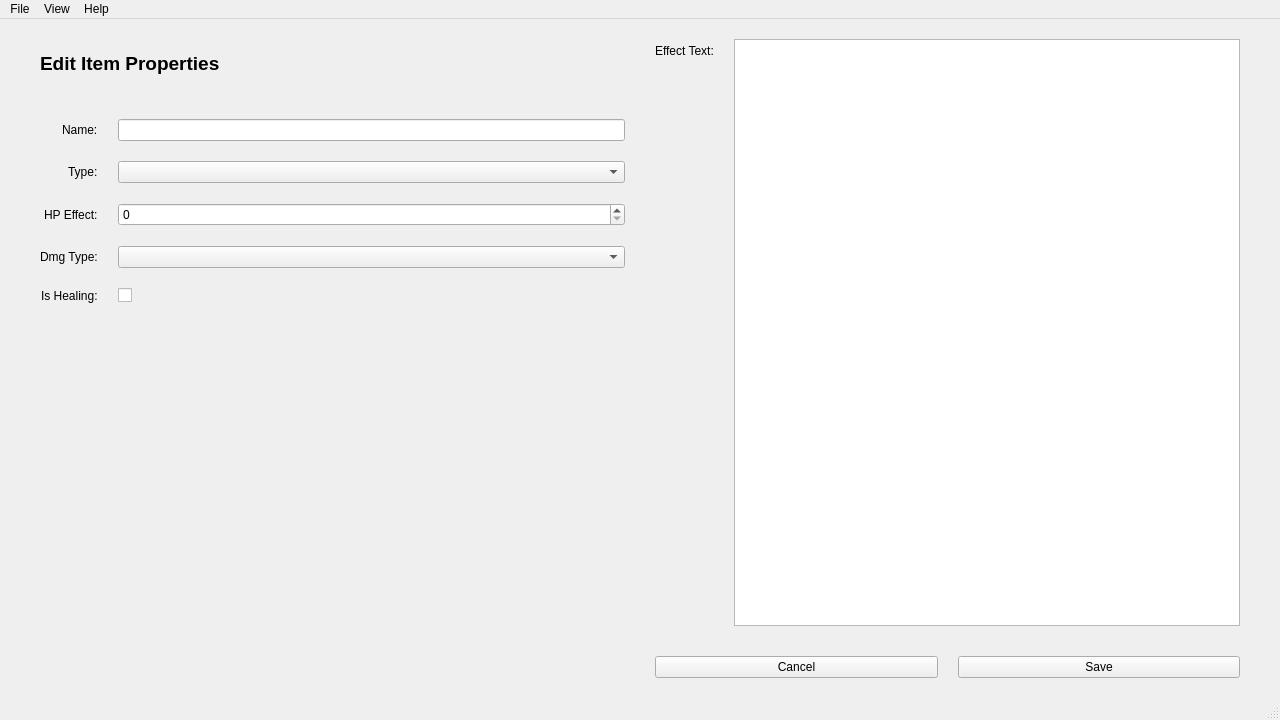
The window that UI_Layouts/editItemForm.ui (20dj-kws-sdd/tbrpggepp) describes before a commit, drawn with Qt 5.
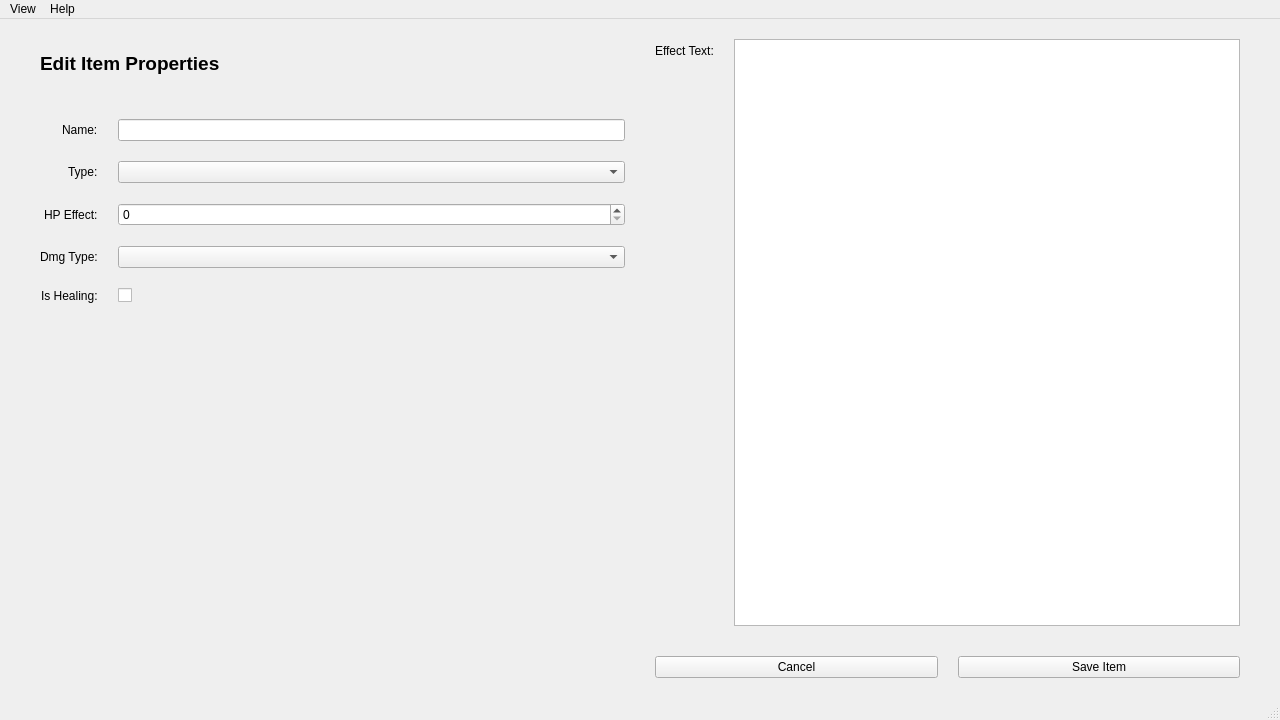
The same window after the commit.

The edit to the form file:
```diff
--- a/UI_Layouts/editItemForm.ui
+++ b/UI_Layouts/editItemForm.ui
@@ -182,7 +182,7 @@
         <item>
          <widget class="QPushButton" name="btnSave">
           <property name="text">
-           <string>Save</string>
+           <string>Save Item</string>
           </property>
          </widget>
         </item>
@@ -201,14 +201,7 @@
      <height>30</height>
     </rect>
    </property>
-   <widget class="QMenu" name="menufile">
-    <property name="title">
-     <string>File</string>
-    </property>
-    <addaction name="actionOpen_FIle"/>
-    <addaction name="actionExit"/>
-   </widget>
-   <widget class="QMenu" name="menuedit">
+   <widget class="QMenu" name="menuView">
     <property name="title">
      <string>View</string>
     </property>
@@ -218,8 +211,7 @@
      <string>Help</string>
     </property>
    </widget>
-   <addaction name="menufile"/>
-   <addaction name="menuedit"/>
+   <addaction name="menuView"/>
    <addaction name="menuHelp"/>
   </widget>
   <widget class="QStatusBar" name="statusbar"/>
```
Left out of the diff: 10 changed lines with no effect on the pictures.
